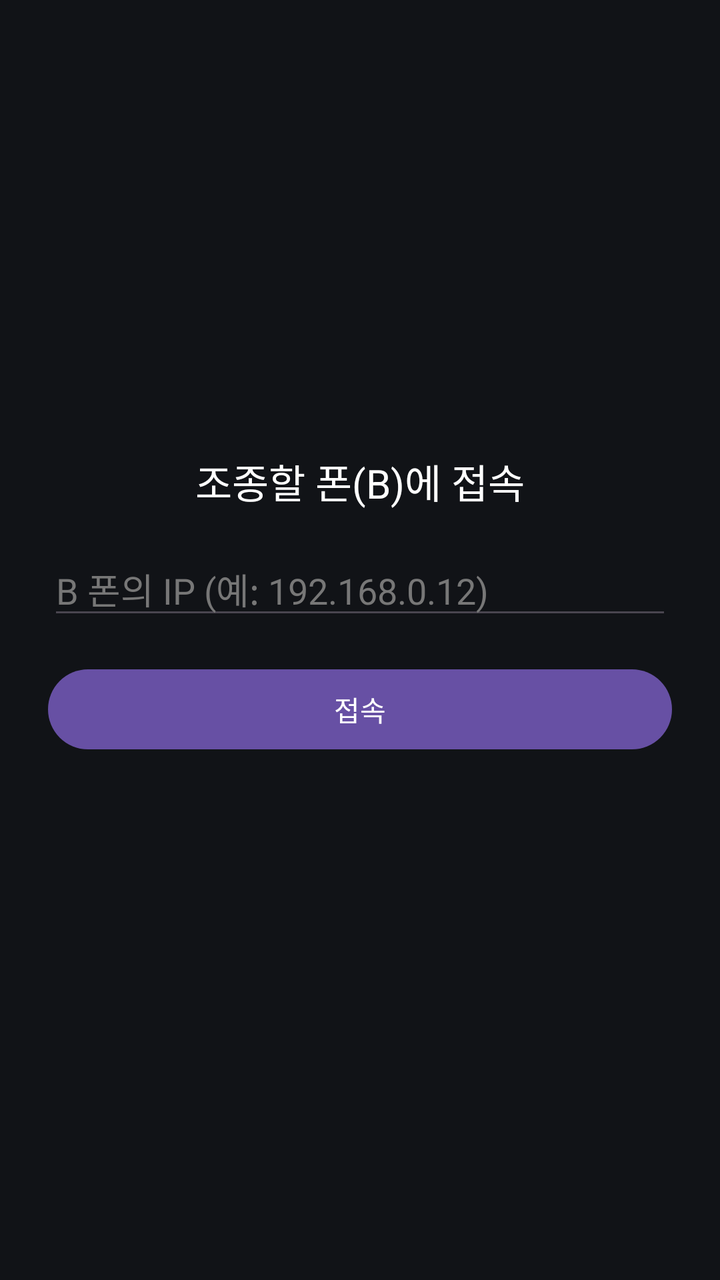
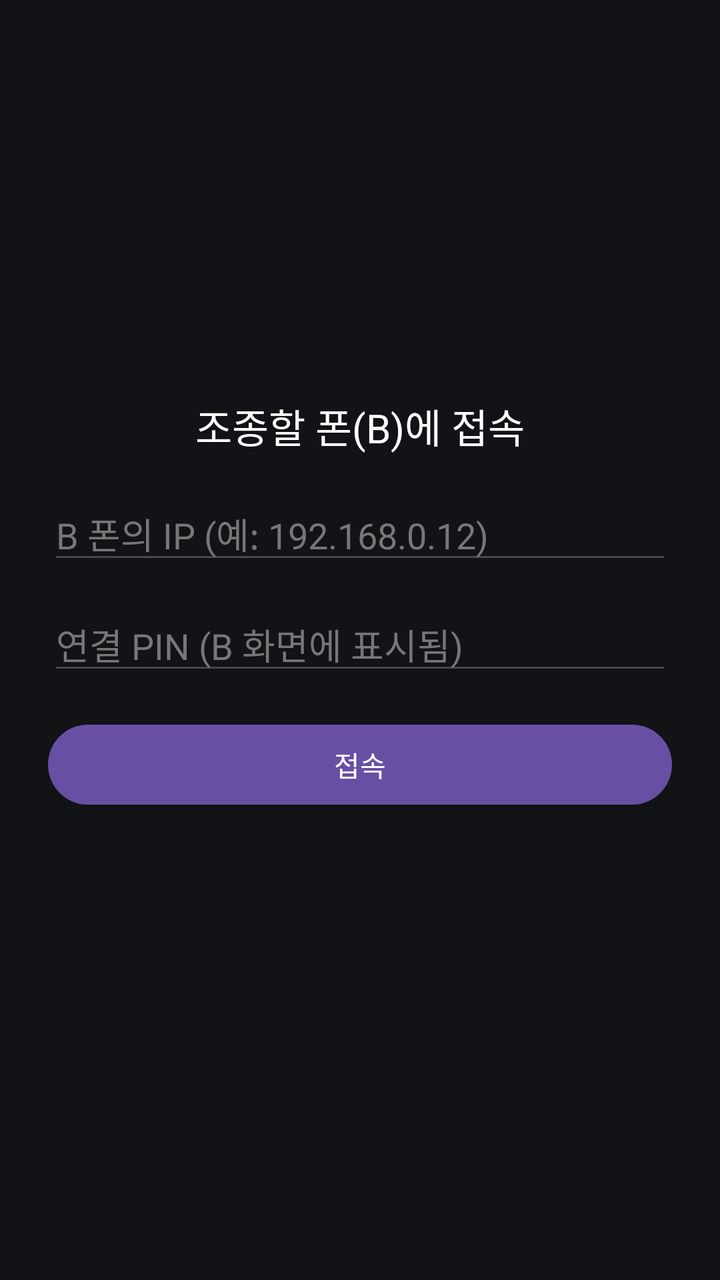

Screens rendered from an Android XML layout before and after an edit, with the pre-edit source and the edit as a unified diff.
<!-- AndroidManifest.xml: application theme Theme.Material3.DayNight.NoActionBar -->
<!-- res/layout/activity_client.xml -->
<?xml version="1.0" encoding="utf-8"?>
<FrameLayout xmlns:android="http://schemas.android.com/apk/res/android"
    android:layout_width="match_parent"
    android:layout_height="match_parent"
    android:background="#000000">

    
    <FrameLayout
        android:id="@+id/surfaceContainer"
        android:layout_width="match_parent"
        android:layout_height="0dp"
        android:layout_marginBottom="56dp">

        <SurfaceView
            android:id="@+id/surface"
            android:layout_width="match_parent"
            android:layout_height="match_parent"
            android:layout_gravity="center" />
    </FrameLayout>

    
    <LinearLayout
        android:layout_width="match_parent"
        android:layout_height="56dp"
        android:layout_gravity="bottom"
        android:orientation="horizontal"
        android:background="#1C1F26">

        <Button
            android:id="@+id/btnBack"
            android:layout_width="0dp"
            android:layout_height="match_parent"
            android:layout_weight="1"
            android:text="뒤로" />

        <Button
            android:id="@+id/btnHome"
            android:layout_width="0dp"
            android:layout_height="match_parent"
            android:layout_weight="1"
            android:text="홈" />

        <Button
            android:id="@+id/btnRecents"
            android:layout_width="0dp"
            android:layout_height="match_parent"
            android:layout_weight="1"
            android:text="최근앱" />
    </LinearLayout>

    
    <LinearLayout
        android:id="@+id/overlayConnect"
        android:layout_width="match_parent"
        android:layout_height="match_parent"
        android:orientation="vertical"
        android:gravity="center"
        android:padding="24dp"
        android:background="#111317">

        <TextView
            android:layout_width="wrap_content"
            android:layout_height="wrap_content"
            android:text="조종할 폰(B)에 접속"
            android:textColor="#FFFFFF"
            android:textSize="20sp"
            android:layout_marginBottom="16dp" />

        <EditText
            android:id="@+id/editIp"
            android:layout_width="match_parent"
            android:layout_height="wrap_content"
            android:hint="B 폰의 IP (예: 192.168.0.12)"
            android:textColorHint="#777"
            android:textColor="#FFFFFF"
            android:inputType="text"
            android:layout_marginBottom="16dp" />

        <Button
            android:id="@+id/btnConnect"
            android:layout_width="match_parent"
            android:layout_height="wrap_content"
            android:text="접속" />

        <TextView
            android:id="@+id/txtStatus"
            android:layout_width="wrap_content"
            android:layout_height="wrap_content"
            android:text=""
            android:textColor="#FFCC80"
            android:layout_marginTop="16dp" />
    </LinearLayout>

</FrameLayout>
<!-- resources referenced by this layout -->
<resources>

</resources>

<!-- the commit's change to res/layout/activity_client.xml (unified diff, before → after) -->
@@ -74,6 +74,16 @@
             android:textColorHint="#777"
             android:textColor="#FFFFFF"
             android:inputType="text"
+            android:layout_marginBottom="12dp" />
+
+        <EditText
+            android:id="@+id/editPin"
+            android:layout_width="match_parent"
+            android:layout_height="wrap_content"
+            android:hint="연결 PIN (B 화면에 표시됨)"
+            android:textColorHint="#777"
+            android:textColor="#4FC3F7"
+            android:inputType="number"
             android:layout_marginBottom="16dp" />
 
         <Button
